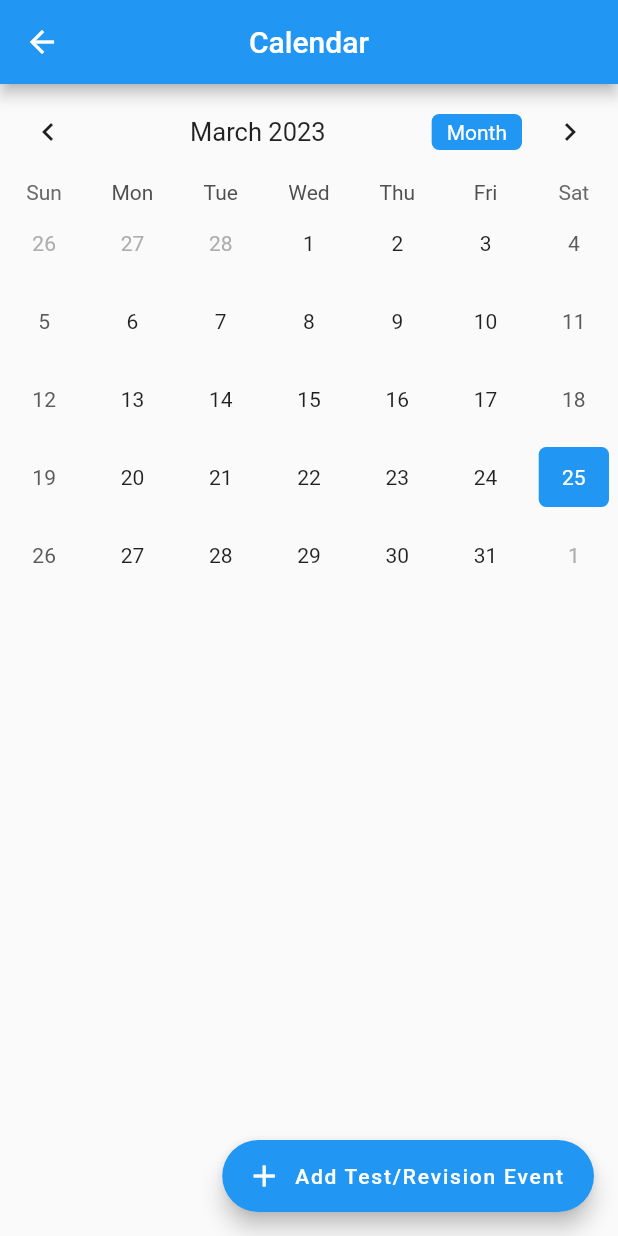
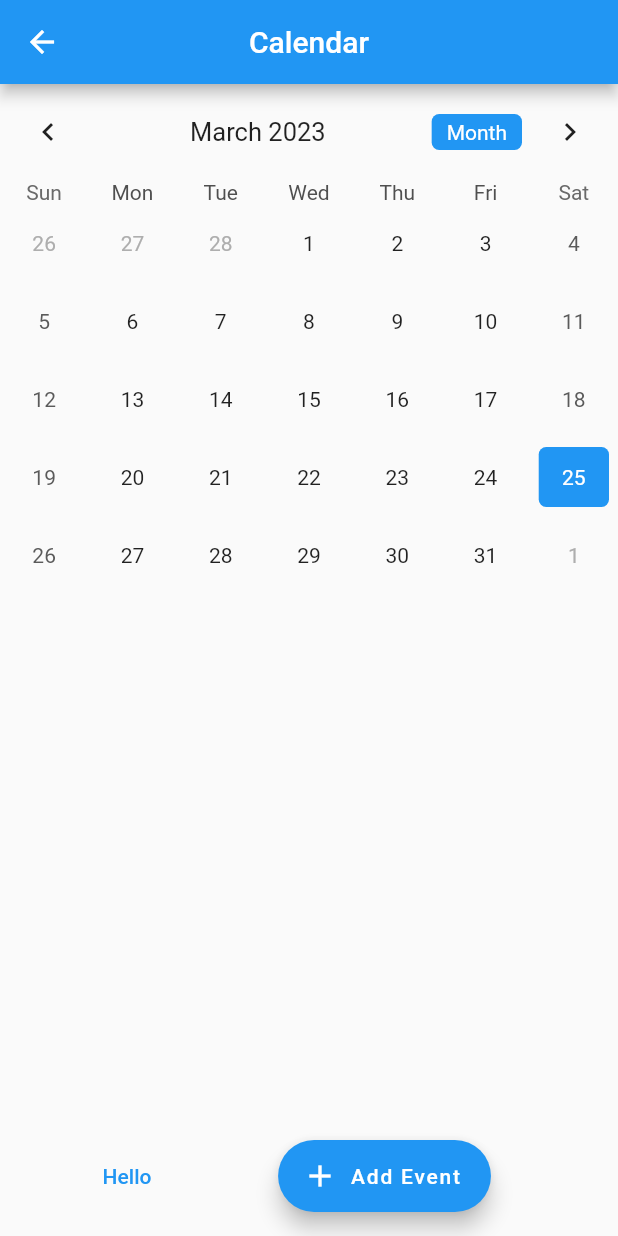
Before and after one commit to YashVG/revember, a Flutter app: the Calendar screen opened by its route, on a phone screen of 412 x 824 dp. Run offline on Flutter 3.47's test engine with Material 2 defaults, Android fonts, the phone set to English and light mode, and no system bars; drawn by our look-alikes of table_calendar; our stand-ins replace cloud_firestore, firebase_auth, firebase_core, shared_preferences; accounts and stored records are empty.

Commit message:
shared pref + calendar working

```diff
--- a/revember_app/lib/components/calendar/calendar_test.dart
+++ b/revember_app/lib/components/calendar/calendar_test.dart
@@ -1,3 +1,5 @@
+import 'dart:convert';
+
 import 'package:shared_preferences/shared_preferences.dart';
 import 'package:revember_app/constants/calendar_display_constants.dart';
 import 'event.dart';
@@ -14,30 +16,48 @@ class Calendar extends StatefulWidget {
 }
 
 class _CalendarState extends State<Calendar> {
-  late Map<DateTime, List<Event>> selectedEvents;
+  late Map<DateTime, dynamic> selectedEvents;
   CalendarFormat format = CalendarFormat.month;
   DateTime selectedDay = DateTime.now();
   DateTime focusedDay = DateTime.now();
-
   TextEditingController _eventController = TextEditingController();
+  late SharedPreferences prefs;
 
   @override
   void initState() {
     //TODO: add shared_pref thingy here
 
     super.initState();
-
+    prefsData();
     selectedEvents = calendarDates;
   }
 
-  Future getCalendarList() async {
-    SharedPreferences preferences = await SharedPreferences.getInstance();
-    setState(() {});
-
-    return preferences;
+  prefsData() async {
+    prefs = await SharedPreferences.getInstance();
+    setState(() {
+      selectedEvents = Map<DateTime, dynamic>.from(
+          decodeMap(json.decode(prefs.getString("events") ?? "{}")));
+    });
   }
 
-  List<Event> _getEventsfromDay(DateTime date) {
+  // function to convert map dtype to suitable dtype for shared preferences
+  Map<String, dynamic> encodeMap(Map<DateTime, dynamic> map) {
+    Map<String, dynamic> newMap = {};
+    map.forEach((key, value) {
+      newMap[key.toString()] = map[key];
+    });
+    return newMap;
+  }
+
+  Map<DateTime, dynamic> decodeMap(Map<String, dynamic> map) {
+    Map<DateTime, dynamic> newMap = {};
+    map.forEach((key, value) {
+      newMap[DateTime.parse(key)] = map[key];
+    });
+    return newMap;
+  }
+
+  List<dynamic> _getEventsfromDay(DateTime date) {
     return selectedEvents[date] ?? [];
   }
 
@@ -77,7 +97,7 @@ class _CalendarState extends State<Calendar> {
               });
 
               print(selectedDay);
-              print(selectedEvents);
+              print(selectedEvents[focusedDay]);
             },
             selectedDayPredicate: (DateTime date) {
               return isSameDay(selectedDay, date);
@@ -122,20 +142,38 @@ class _CalendarState extends State<Calendar> {
             ),
           ),
           ..._getEventsfromDay(selectedDay).map(
-            (Event event) => ListTile(
+            (dynamic event) => ListTile(
               title: Text(
-                event.title,
+                event,
               ),
             ),
           ),
         ],
       ),
-      floatingActionButton: FloatingActionButton.extended(
+      floatingActionButton: Row(
+        mainAxisAlignment: MainAxisAlignment.spaceEvenly,
+        children: [
+          TextButton(
+            child: Text('Hello'),
+            onPressed: () {
+              if (selectedEvents[selectedDay] == null) {
+                selectedEvents[selectedDay] = ['I just wanna rock'];
+                setState(() {});
+                return;
+              } else {
+                selectedEvents[selectedDay].add('Lowkey rock');
+                setState(() {});
+                return;
+              }
+            },
+          ),
+          FloatingActionButton.extended(
             onPressed: () => showDialog(
               context: context,
               builder: (context) => AlertDialog(
-            title: Text("Add Revision/Test Event"),
+                title: Text("Add Event"),
                 content: TextFormField(
+                  //_eventController is event title
                   controller: _eventController,
                 ),
                 actions: [
@@ -145,22 +183,19 @@ class _CalendarState extends State<Calendar> {
                   ),
                   TextButton(
                     child: Text("Ok"),
-                onPressed: () async {
+                    onPressed: () {
                       if (_eventController.text.isEmpty) {
                       } else {
-                    SharedPreferences _preferences =
-                        await SharedPreferences.getInstance();
                         if (selectedEvents[selectedDay] != null) {
-                      selectedEvents[selectedDay]!.add(
-                        Event(title: _eventController.text),
+                          selectedEvents[selectedDay].add(
+                            _eventController.text,
                           );
                         } else {
-                      selectedEvents[selectedDay] = [
-                        Event(title: _eventController.text)
-                      ];
+                          selectedEvents[selectedDay] = [_eventController.text];
                         }
-                    print(calendarDates);
                       }
+                      prefs.setString(
+                          'events', json.encode(encodeMap(selectedEvents)));
                       Navigator.pop(context);
                       _eventController.clear();
                       setState(() {});
@@ -170,8 +205,10 @@ class _CalendarState extends State<Calendar> {
                 ],
               ),
             ),
-        label: Text("Add Test/Revision Event"),
+            label: Text("Add Event"),
             icon: Icon(Icons.add),
+          ),
+        ],
       ),
     );
   }
--- a/revember_app/lib/constants/calendar_display_constants.dart
+++ b/revember_app/lib/constants/calendar_display_constants.dart
@@ -1,3 +1,3 @@
 import '../components/calendar/event.dart';
 
-Map<DateTime, List<Event>> calendarDates = {};
+Map<DateTime, dynamic> calendarDates = {};
```
Also changed, not shown: revember_app/lib/main.dart (+0 -11 lines). Lines whose indentation alone changed are shown as unchanged.
